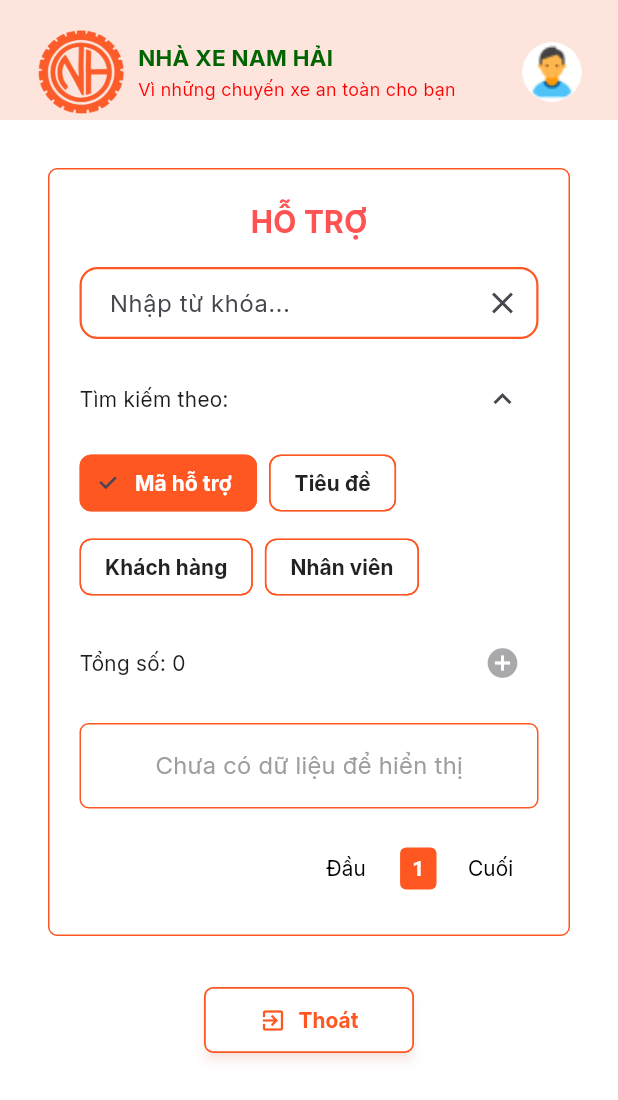
After one commit to BaoNguyen20040407/MobileNC_AppBanVeXe_Web, a Flutter app: the SupportListScreen screen opened directly, after a tap on the "expand more" icon, on a phone screen of 412 x 824 dp. The commit adds this screen. Shown: the top 1100 px of the screen. Run offline on Flutter 3.47's test engine with Material 3 defaults, Android fonts, the phone set to English and light mode, and no system bars; our stand-ins replace geocoding, geolocator, google_maps_flutter, image_picker, pdf, printing and 1 more; missing offline and left inert: barcode; accounts and stored records are empty.

Commit message:
Bảo - Màn hình Hỗ trợ; Góp ý

```diff
--- /dev/null
+++ b/lib/view/admin/support_admin/support_list.dart
@@ -0,0 +1,272 @@
+import 'package:flutter/material.dart';
+import 'package:giao_dien_1/config/default.dart';
+import 'package:giao_dien_1/widget/appbar_admin.dart';
+import 'package:giao_dien_1/widget/exit_button.dart';
+import 'package:giao_dien_1/widget/choice_chip_selector.dart';
+import 'package:giao_dien_1/view/admin/home_admin/homeadmin.dart';
+
+class SupportListScreen extends StatefulWidget {
+  const SupportListScreen({super.key});
+
+  @override
+  State<SupportListScreen> createState() => _SupportListScreenState();
+}
+
+class _SupportListScreenState extends State<SupportListScreen> {
+  final TextEditingController searchController = TextEditingController();
+  String selectedColumn = 'MaHT';
+  bool showSearchOptions = false;
+
+  final List<Map<String, String>> supports = [];
+
+  @override
+  Widget build(BuildContext context) {
+    // Lọc dữ liệu theo search (demo để sau bạn thêm thật)
+    final filteredList = supports.where((item) {
+      final searchLower = searchController.text.toLowerCase();
+      if (searchLower.isEmpty) return true;
+      final field = (item[selectedColumn] ?? '').toLowerCase();
+      return field.contains(searchLower);
+    }).toList();
+
+    return Scaffold(
+      backgroundColor: AppColors.white,
+      appBar: CustomAppBarAdmin(),
+      body: SingleChildScrollView(
+        padding: const EdgeInsets.fromLTRB(16, 32, 16, 32),
+        child: Column(
+          children: [
+            Container(
+              margin: const EdgeInsets.symmetric(horizontal: 16),
+              decoration: BoxDecoration(
+                border: Border.all(color: AppColors.mainOrange),
+                borderRadius: BorderRadius.circular(6),
+              ),
+              child: Card(
+                elevation: 0,
+                shape: RoundedRectangleBorder(borderRadius: BorderRadius.circular(12)),
+                color: Colors.white,
+                child: Padding(
+                  padding: const EdgeInsets.all(16),
+                  child: Column(
+                    crossAxisAlignment: CrossAxisAlignment.start,
+                    children: [
+                      const Center(
+                        child: Text(
+                          'HỖ TRỢ',
+                          style: TextStyle(
+                            fontSize: 20,
+                            fontWeight: FontWeight.bold,
+                            color: Colors.redAccent,
+                            fontFamily: 'Inter',
+                          ),
+                        ),
+                      ),
+                      const SizedBox(height: 16),
+
+                      // Tìm kiếm
+                      TextField(
+                        controller: searchController,
+                        decoration: InputDecoration(
+                          hintText: 'Nhập từ khóa...',
+                          hintStyle: const TextStyle(fontFamily: 'Inter'),
+                          suffixIcon: IconButton(
+                            icon: const Icon(Icons.clear),
+                            onPressed: () {
+                              searchController.clear();
+                              setState(() {});
+                            },
+                          ),
+                          enabledBorder: OutlineInputBorder(
+                            borderSide: const BorderSide(color: AppColors.mainOrange, width: 1.5),
+                            borderRadius: BorderRadius.circular(12),
+                          ),
+                          focusedBorder: OutlineInputBorder(
+                            borderSide: const BorderSide(color: AppColors.mainOrange, width: 2),
+                            borderRadius: BorderRadius.circular(12),
+                          ),
+                          contentPadding: const EdgeInsets.symmetric(horizontal: 16, vertical: 12),
+                        ),
+                        onChanged: (_) => setState(() {}),
+                      ),
+
+                      const SizedBox(height: 16),
+
+                      Row(
+                        mainAxisAlignment: MainAxisAlignment.spaceBetween,
+                        children: [
+                          const Text("Tìm kiếm theo:", style: TextStyle(fontFamily: 'Inter')),
+                          IconButton(
+                            icon: Icon(showSearchOptions ? Icons.expand_less : Icons.expand_more),
+                            onPressed: () => setState(() => showSearchOptions = !showSearchOptions),
+                          ),
+                        ],
+                      ),
+
+                      if (showSearchOptions)
+                      Padding(
+                        padding: const EdgeInsets.symmetric(vertical: 8),
+                        child: Wrap(
+                          spacing: 8,
+                          runSpacing: 8,
+                          children: [
+                            ChoiceChipSelector(
+                              label: 'Mã hỗ trợ',
+                              value: 'MaHT',
+                              selectedValue: selectedColumn,
+                              onSelected: (val) => setState(() => selectedColumn = val),
+                            ),
+                            ChoiceChipSelector(
+                              label: 'Tiêu đề',
+                              value: 'TieuDe',
+                              selectedValue: selectedColumn,
+                              onSelected: (val) => setState(() => selectedColumn = val),
+                            ),
+                            ChoiceChipSelector(
+                              label: 'Khách hàng',
+                              value: 'MaKH',
+                              selectedValue: selectedColumn,
+                              onSelected: (val) => setState(() => selectedColumn = val),
+                            ),
+                            ChoiceChipSelector(
+                              label: 'Nhân viên',
+                              value: 'MaNV',
+                              selectedValue: selectedColumn,
+                              onSelected: (val) => setState(() => selectedColumn = val),
+                            ),
+                          ],
+                        ),
+                      ),
+
+
+                      const SizedBox(height: 8),
+
+                      Row(
+                        mainAxisAlignment: MainAxisAlignment.spaceBetween,
+                        children: [
+                          Text('Tổng số: ${filteredList.length}', style: const TextStyle(fontFamily: 'Inter')),
+                          IconButton(
+                            icon: const Icon(Icons.add_circle),
+                            tooltip: 'Không thể thêm hỗ trợ trực tiếp',
+                            onPressed: null, // disable nút thêm
+                          ),
+                        ],
+                      ),
+
+                      const SizedBox(height: 16),
+
+                      filteredList.isEmpty
+                          ? Container(
+                              width: double.infinity,
+                              padding: const EdgeInsets.all(16),
+                              decoration: BoxDecoration(
+                                border: Border.all(color: AppColors.mainOrange),
+                                borderRadius: BorderRadius.circular(6),
+                              ),
+                              child: const Center(
+                                child: Text(
+                                  'Chưa có dữ liệu để hiển thị',
+                                  style: TextStyle(
+                                    fontSize: 16,
+                                    color: Colors.grey,
+                                    fontFamily: 'Inter',
+                                    fontWeight: FontWeight.w500,
+                                  ),
+                                ),
+                              ),
+                            )
+                          : Column(
+                              children: filteredList.map((support) {
+                                return Card(
+                                  margin: const EdgeInsets.only(bottom: 8),
+                                  child: ListTile(
+                                    title: Text(
+                                      'Mã hỗ trợ: ${support['MaHT'] ?? ''}',
+                                      style: const TextStyle(fontWeight: FontWeight.w600),
+                                    ),
+                                    subtitle: Column(
+                                      crossAxisAlignment: CrossAxisAlignment.start,
+                                      children: [
+                                        Text('Tiêu đề: ${support['TieuDe'] ?? ''}'),
+                                        Text('Câu hỏi: ${support['CauHoi'] ?? ''}'),
+                                        if ((support['CauTraLoi'] ?? '').isNotEmpty)
+                                          Padding(
+                                            padding: const EdgeInsets.only(top: 4),
+                                            child: Text(
+                                              'Trả lời: ${support['CauTraLoi']}',
+                                              style: const TextStyle(color: AppColors.greenDark),
+                                            ),
+                                          ),
+                                        const SizedBox(height: 4),
+                                        Row(
+                                          children: [
+                                            const Icon(Icons.person, size: 12, color: AppColors.mainOrange),
+                                            const SizedBox(width: 4),
+                                            Text('Khách: ${support['MaKH'] ?? '-'}',
+                                                style: const TextStyle(fontSize: 12)),
+                                            const SizedBox(width: 16),
+                                            const Icon(Icons.badge, size: 12, color: AppColors.mainOrange),
+                                            const SizedBox(width: 4),
+                                            Text('NV: ${support['MaNV'] ?? '-'}',
+                                                style: const TextStyle(fontSize: 12)),
+                                          ],
+                                        ),
+                                      ],
+                                    ),
+                                    trailing: IconButton(
+                                      icon: const Icon(Icons.reply, color: AppColors.mainOrange),
+                                      onPressed: () {
+                                        // TODO: mở form trả lời
+                                      },
+                                    ),
+                                  ),
+
+                                );
+                              }).toList(),
+                            ),
+
+                      const SizedBox(height: 16),
+
+                      // Phân trang (tạm để giống)
+                      Row(
+                        mainAxisAlignment: MainAxisAlignment.end,
+                        children: [
+                          TextButton(
+                              onPressed: () {},
+                              child: const Text("Đầu", style: TextStyle(fontFamily: 'Inter', color: AppColors.black))),
+                          Container(
+                            padding: const EdgeInsets.symmetric(horizontal: 8, vertical: 4),
+                            margin: const EdgeInsets.symmetric(horizontal: 4),
+                            decoration: BoxDecoration(
+                              color: AppColors.mainOrange,
+                              borderRadius: BorderRadius.circular(4),
+                            ),
+                            child: const Text('1', style: TextStyle(color: Colors.white, fontWeight: FontWeight.bold)),
+                          ),
+                          TextButton(
+                              onPressed: () {},
+                              child: const Text("Cuối", style: TextStyle(fontFamily: 'Inter', color: AppColors.black))),
+                        ],
+                      ),
+                    ],
+                  ),
+                ),
+              ),
+            ),
+
+            const SizedBox(height: 32),
+
+            ExitButton(
+              onPressed: () {
+                Navigator.pushReplacement(
+                  context,
+                  MaterialPageRoute(builder: (_) => HomeAdmin()),
+                );
+              },
+            ),
+          ],
+        ),
+      ),
+    );
+  }
+}
```
Also changed, not shown: lib/view/admin/feedback_admin/feedback_list.dart (added, +272 -0 lines), lib/view/admin/home_admin/homeadmin.dart (+10 -2 lines).
